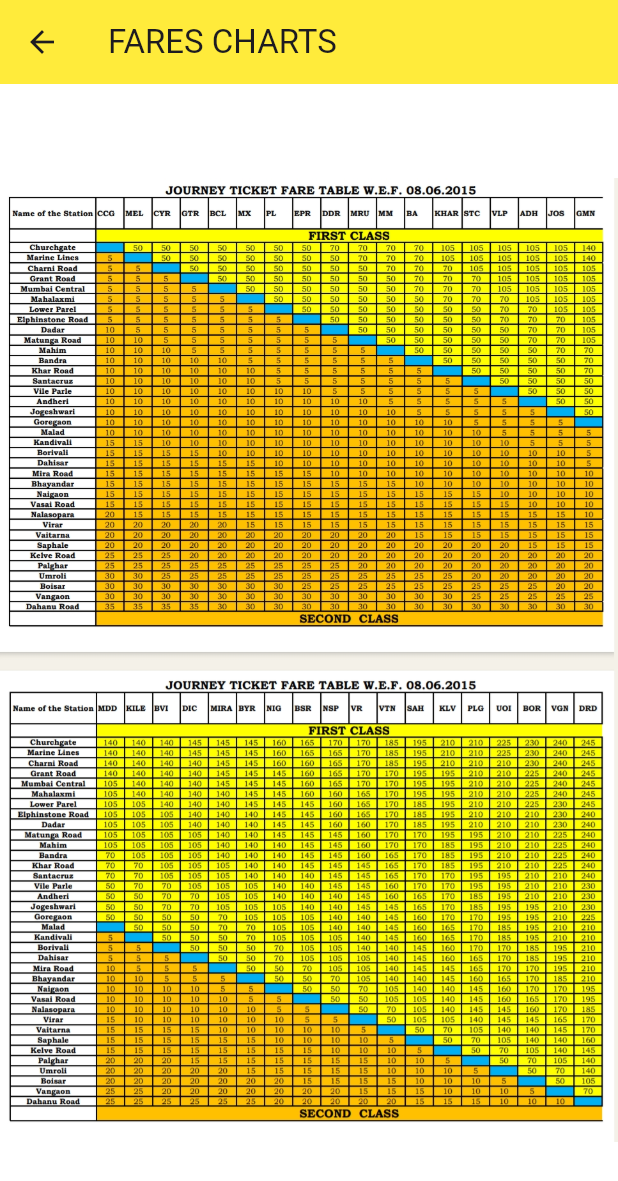
After one commit to NimeshJ07/Safarkar, a Flutter app: the Fares screen opened directly, on a phone screen of 412 x 824 dp. The commit adds this screen. Shown: the top 1181 px of the screen. Run offline on Flutter 3.47's test engine with Material 3 defaults, Android fonts, the phone set to English and light mode, and no system bars; drawn by our look-alikes of photo_view; our stand-ins replace cloud_firestore, firebase_auth, firebase_core, flutter_otp_text_field, get, google_fonts and 5 more; missing offline and left inert: dart:ffi; accounts and stored records are empty.

Commit message:
Fares Screen Added

```diff
--- a/lib/src/constants/image_string.dart
+++ b/lib/src/constants/image_string.dart
@@ -15,9 +15,12 @@ const String tCurrency = "assets/images/welcome/currency.png";
 const String tMaps = "assets/images/welcome/map.png";
 const String tPenalty = "assets/images/welcome/punishment.png";
 const String tRailMap = "assets/images/welcome/RailMap.png";
+const String tFares = "assets/images/welcome/fareChart-1.png";
 
 const String tGoogle = "assets/images/logo/google.png";
 const String tLogin = "assets/images/logo/rail.png";
 const String tFp = "assets/images/logo/forgot-password.png";
 const String tOtp = "assets/images/logo/otp.png";
 const String tProfile = "assets/images/logo/user.png";
+
+const String FaresPdf = "assets/PDF/fares.pdf";
--- a/lib/src/features/authentication/screens/Dashboard.dart
+++ b/lib/src/features/authentication/screens/Dashboard.dart
@@ -6,6 +6,7 @@ import 'package:safar_kar/src/features/authentication/screens/AllTicket.dart';
 import 'package:safar_kar/src/features/authentication/screens/Payment/payment.dart';
 import 'package:safar_kar/src/features/authentication/screens/StudentCon.dart';
 import 'package:safar_kar/src/features/authentication/screens/TicketDisplay.dart';
+import 'package:safar_kar/src/features/authentication/screens/UsefulForYou/fares.dart';
 import 'package:safar_kar/src/features/authentication/screens/UsefulForYou/map.dart';
 import 'package:safar_kar/src/features/authentication/screens/UsefulForYou/penality.dart';
 
@@ -954,6 +955,7 @@ class _DashboardState extends State<Dashboard> {
                     mainAxisAlignment: MainAxisAlignment.spaceEvenly,
                     children: [
                       buildContainer(tCurrency, "Fares", () {
+                        Get.to(Fares());
                         print("Fares pressed");
                       }),
                       SizedBox(width: 10.0),
--- /dev/null
+++ b/lib/src/features/authentication/screens/UsefulForYou/fares.dart
@@ -0,0 +1,35 @@
+import 'package:flutter/material.dart';
+import 'package:photo_view/photo_view.dart';
+import 'package:photo_view/photo_view_gallery.dart';
+import 'package:safar_kar/src/constants/image_string.dart';
+
+class Fares extends StatelessWidget {
+  const Fares({Key? key}) : super(key: key);
+
+  @override
+  Widget build(BuildContext context) {
+    // Set horizontal padding
+    const double horizontalPadding = 16.0;
+
+    return Scaffold(
+      appBar:
+          AppBar(title: Text('FARES CHARTS'), backgroundColor: Colors.yellow),
+      body: PhotoViewGallery.builder(
+        scrollPhysics: BouncingScrollPhysics(),
+        itemCount: 1,
+        builder: (context, index) {
+          return PhotoViewGalleryPageOptions(
+            imageProvider: const AssetImage(tFares),
+            minScale: PhotoViewComputedScale.contained,
+            maxScale: PhotoViewComputedScale.covered * 2,
+            initialScale: PhotoViewComputedScale.contained,
+          );
+        },
+        backgroundDecoration: const BoxDecoration(
+          color: Colors.white, // Set the background color to white
+        ),
+        pageController: PageController(),
+      ),
+    );
+  }
+}
--- a/pubspec.yaml
+++ b/pubspec.yaml
@@ -33,6 +33,7 @@ dependencies:
   photo_view: ^0.14.0
   intl: ^0.19.0
   image_watermark :
+  flutter_pdfview: 1.3.2
 
 dev_dependencies:
   flutter_test:
@@ -54,3 +55,4 @@ flutter:
     - assets/images/logo/
     - assets/images/onboard/
     - assets/images/welcome/
+    - assets/PDF/
```
Also changed, not shown: assets/images/welcome/fareChart-1.png (added), assets/images/welcome/fareChart-2.png (added), pubspec.lock, 1 other file.
